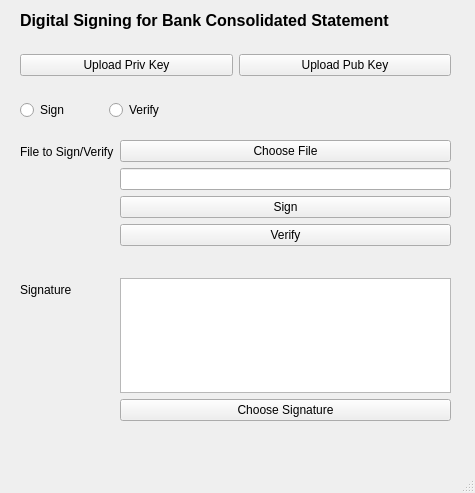
This is windows/sign_menu.ui in ilmagita/kripto-makalah as Qt 5 draws it before an edit. The edited form follows.
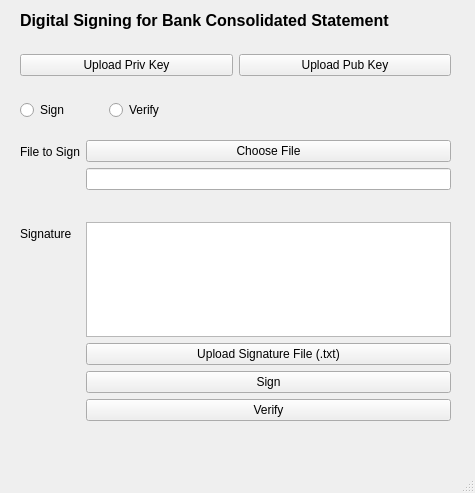
This is the edited form.

Commit message: verification sign

The edit to the form file:
```diff
--- a/windows/sign_menu.ui
+++ b/windows/sign_menu.ui
@@ -47,7 +47,7 @@
      <item row="0" column="0">
       <widget class="QLabel" name="label_6">
        <property name="text">
-        <string>File to Sign/Verify</string>
+        <string>File to Sign</string>
        </property>
       </widget>
      </item>
@@ -63,20 +63,6 @@
        <item>
         <widget class="QLineEdit" name="filePathLineEdit"/>
        </item>
-       <item>
-        <widget class="QPushButton" name="signButton">
-         <property name="text">
-          <string>Sign</string>
-         </property>
-        </widget>
-       </item>
-       <item>
-        <widget class="QPushButton" name="verifyButton">
-         <property name="text">
-          <string>Verify</string>
-         </property>
-        </widget>
-       </item>
       </layout>
      </item>
      <item row="2" column="0">
@@ -94,7 +80,21 @@
        <item>
         <widget class="QPushButton" name="chooseSignatureButton">
          <property name="text">
-          <string>Choose Signature</string>
+          <string>Upload Signature File (.txt)</string>
+         </property>
+        </widget>
+       </item>
+       <item>
+        <widget class="QPushButton" name="signButton">
+         <property name="text">
+          <string>Sign</string>
+         </property>
+        </widget>
+       </item>
+       <item>
+        <widget class="QPushButton" name="verifyButton">
+         <property name="text">
+          <string>Verify</string>
          </property>
         </widget>
        </item>
```
Left out of the diff: 2 changed lines with no effect on the pictures. The commit also changes 9 other files.
